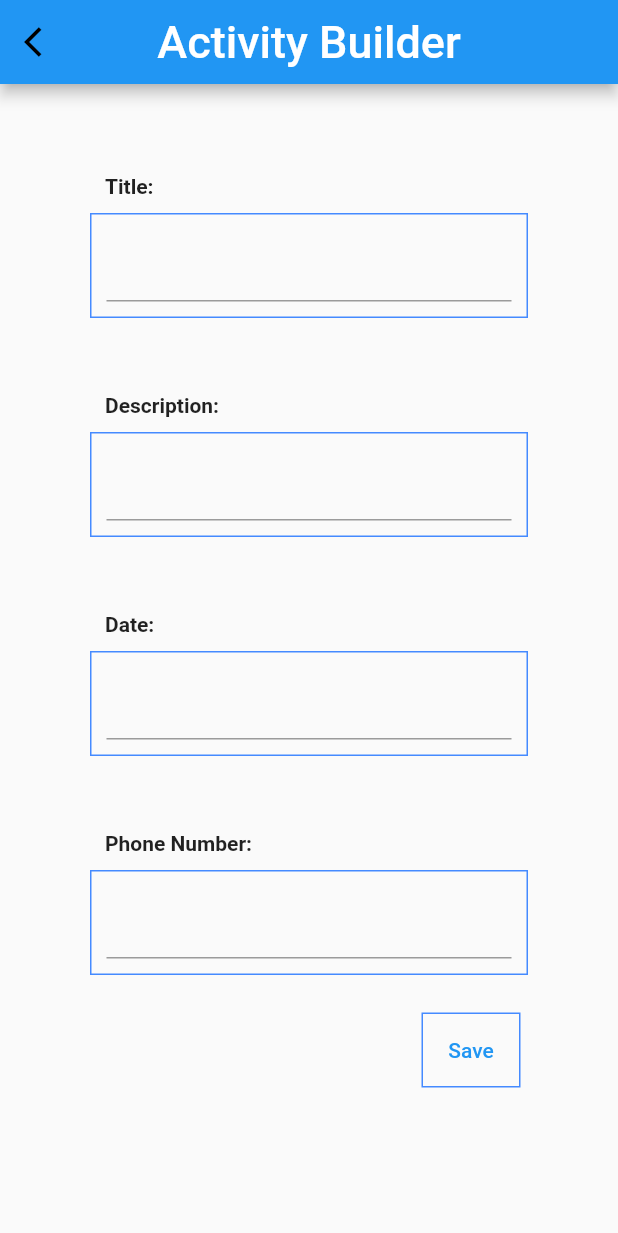
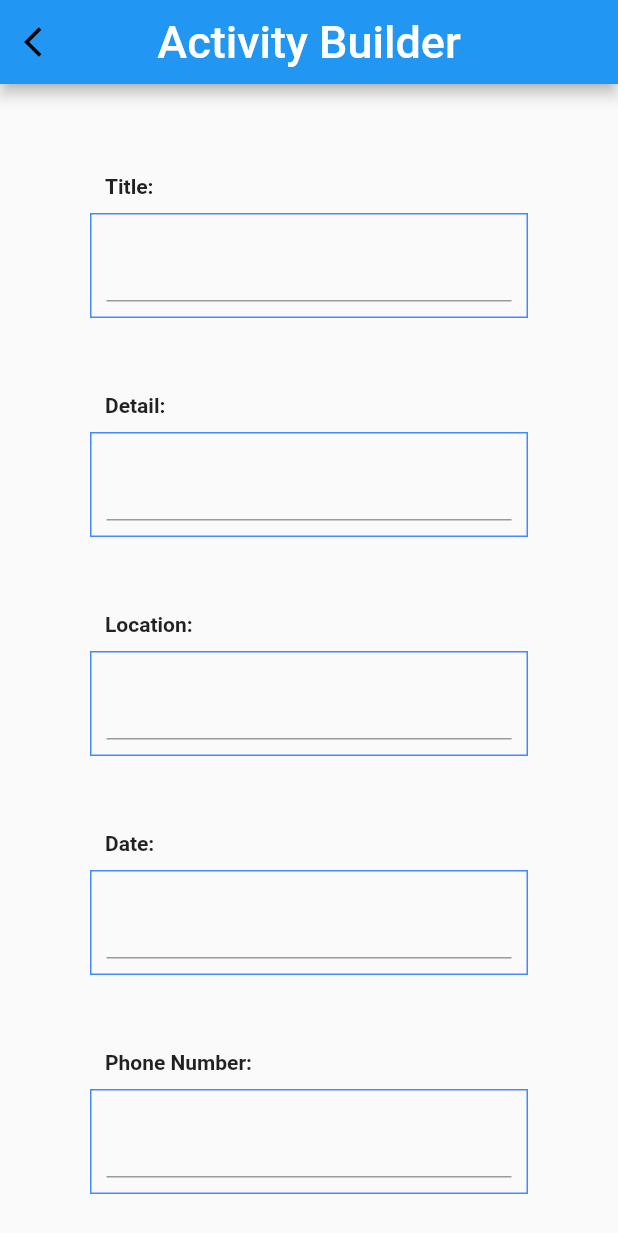
Before and after one commit to frkn2076/Social.UI, a Flutter app: the ActivityBuilder screen opened directly, on a phone screen of 412 x 824 dp. Shown: the top 1233 px of the screen. Run offline on Flutter 3.47's test engine with Material 2 defaults, Android fonts, the phone set to English and light mode, and no system bars.

Commit message:
create activity impl.

```diff
--- a/social/lib/activity_builder.dart
+++ b/social/lib/activity_builder.dart
@@ -41,8 +41,9 @@ class MyStatefulWidget extends StatefulWidget {
 class _MyStatefulWidgetState extends State<MyStatefulWidget> {
   final TextEditingController _titleController = TextEditingController();
   final TextEditingController _dateController = TextEditingController();
-  final TextEditingController _descriptionController = TextEditingController();
+  final TextEditingController _detailController = TextEditingController();
   final TextEditingController _phoneNumberController = TextEditingController();
+  final TextEditingController _locationController = TextEditingController();
 
   @override
   Widget build(BuildContext context) {
@@ -73,7 +74,7 @@ class _MyStatefulWidgetState extends State<MyStatefulWidget> {
             padding: const EdgeInsets.all(10),
             margin: const EdgeInsets.fromLTRB(50.0, 40.0, 50.0, 0),
             child: const Text(
-              "Description:",
+              "Detail:",
               style: TextStyle(fontWeight: FontWeight.bold),
             ),
           ),
@@ -84,7 +85,25 @@ class _MyStatefulWidgetState extends State<MyStatefulWidget> {
             decoration: BoxDecoration(
               border: Border.all(color: Colors.blueAccent),
             ),
-            child: TextField(controller: _descriptionController),
+            child: TextField(controller: _detailController),
+          ),
+          Container(
+            alignment: Alignment.topLeft,
+            padding: const EdgeInsets.all(10),
+            margin: const EdgeInsets.fromLTRB(50.0, 40.0, 50.0, 0),
+            child: const Text(
+              "Location:",
+              style: TextStyle(fontWeight: FontWeight.bold),
+            ),
+          ),
+          Container(
+            alignment: Alignment.topLeft,
+            padding: const EdgeInsets.all(10),
+            margin: const EdgeInsets.fromLTRB(50.0, 0, 50.0, 0),
+            decoration: BoxDecoration(
+              border: Border.all(color: Colors.blueAccent),
+            ),
+            child: TextField(controller: _locationController),
           ),
           Container(
             alignment: Alignment.topLeft,
@@ -136,7 +155,11 @@ class _MyStatefulWidgetState extends State<MyStatefulWidget> {
                   child: TextButton(
                     child: const Text("Save"),
                     onPressed: () => {
-                      Api().updatePrivateProfile(null, null, null).then(
+                      Api().createActivity(_titleController.text,
+                       _detailController.text,
+                       _locationController.text,
+                       _dateController.text,
+                       _phoneNumberController.text).then(
                             (isSuccess) => setState(
                               () {},
                             ),
```
Also changed, not shown: social/lib/http/api.dart (+21 -0 lines).
